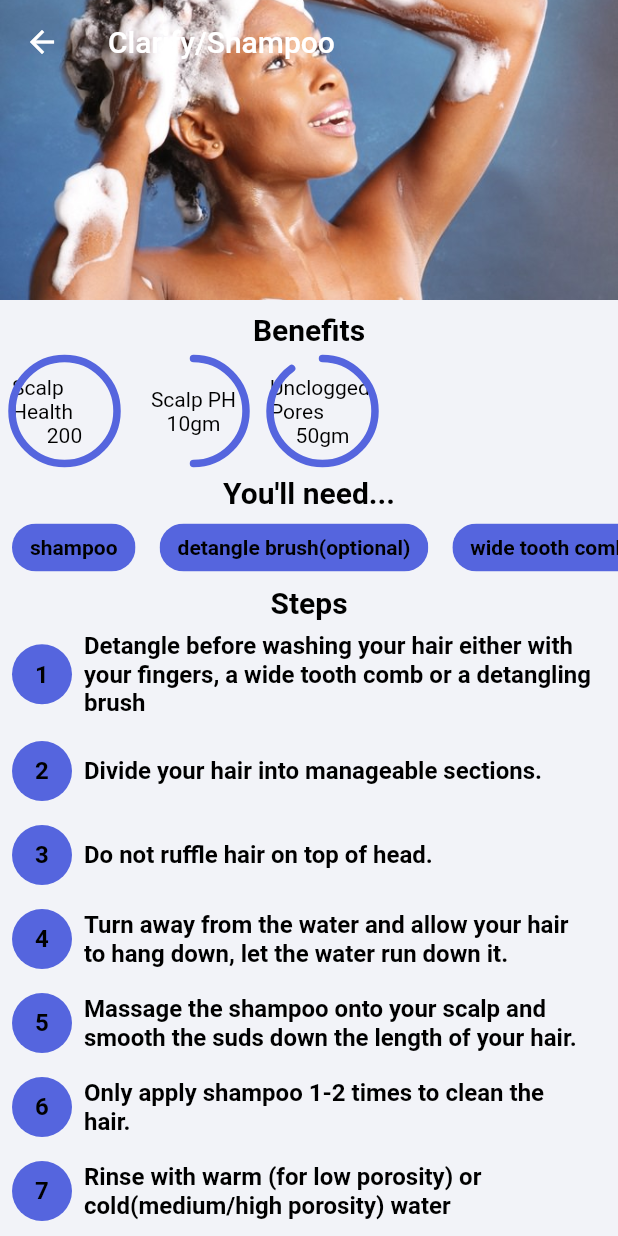
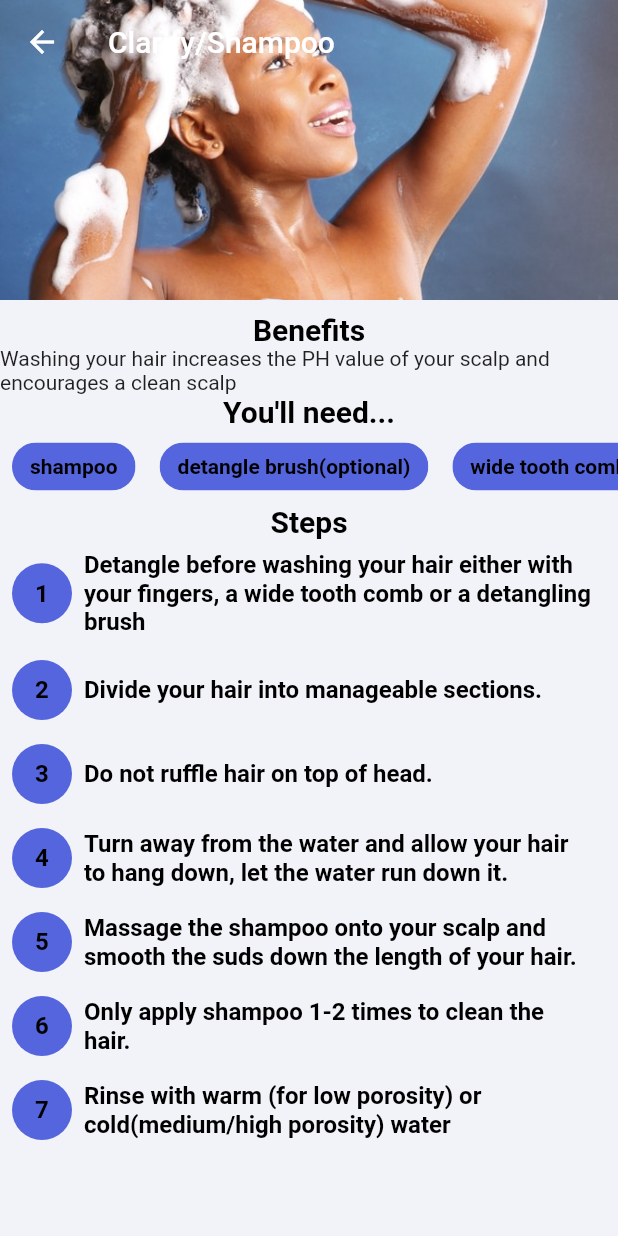
Before and after one commit to Abunie/my_hair_regimen, a Flutter app: the DetailsPage screen opened directly with sample values from the repository, on a phone screen of 412 x 824 dp. Run offline on Flutter 3.47's test engine with Material 2 defaults, Android fonts, the phone set to English and light mode, and no system bars; our stand-ins replace cloud_firestore, firebase_auth, firebase_core, flutter_signin_button, font_awesome_flutter, google_sign_in and 2 more; accounts and stored records are empty.

Commit message:
Benefits

```diff
--- a/lib/models/routine/routine.dart
+++ b/lib/models/routine/routine.dart
@@ -1,14 +1,15 @@
 class Benefits {
   String name;
+  String benefits;
   String weight;
   double percent;
-  Benefits({this.name, this.weight, this.percent});
+  //Benefits({this.name, this.weight, this.percent});
 }
 
 class Routine{
-  String id,imageUrl,title;
+  String id,imageUrl,title, benefits;
   List<String> steps;
   List<String> items;
-  List<Benefits> benefits;
+  //List<Benefits> benefits;
   Routine({this.id,this.title,this.imageUrl,this.steps,this.items,this.benefits});
 }
--- a/lib/models/routine/routine_data.dart
+++ b/lib/models/routine/routine_data.dart
@@ -6,11 +6,7 @@ class Data {
         title: 'Clarify/Shampoo',
         imageUrl:
         'assets/media/routine_images/details/shampoo.jpg',
-        benefits: [
-          Benefits(name: 'Scalp Health', weight: '200', percent: 1.0),
-          Benefits(name: 'Scalp PH', weight: '10gm', percent: 0.5),
-          Benefits(name: 'Unclogged Pores', weight: '50gm', percent: 0.9),
-        ],
+        benefits: "Washing your hair increases the PH value of your scalp and encourages a clean scalp",
         steps: [
           'Detangle before washing your hair either with your fingers, a wide tooth comb or a detangling brush',
           'Divide your hair into manageable sections.',
@@ -31,11 +27,7 @@ class Data {
         title: 'Clarify/Shampoo',
         imageUrl:
         'assets/media/routine_images/details/shampoo.jpg',
-        benefits: [
-          Benefits(name: 'Scalp Health', weight: '200', percent: 1.0),
-          Benefits(name: 'Scalp PH', weight: '10gm', percent: 0.5),
-          Benefits(name: 'Unclogged Pores', weight: '50gm', percent: 0.9),
-        ],
+        benefits: "Washing your hair increases the PH value of your scalp and encourages a clean scalp",
         steps: [
           'Detangle before washing your hair either with your fingers, a wide tooth comb or a detangling brush',
           'Divide your hair into manageable sections.',
@@ -56,11 +48,7 @@ class Data {
         title: 'Clarify/Shampoo',
         imageUrl:
         'assets/media/routine_images/details/shampoo.jpg',
-        benefits: [
-          Benefits(name: 'Scalp Health', weight: '200', percent: 1.0),
-          Benefits(name: 'Scalp PH', weight: '10gm', percent: 0.5),
-          Benefits(name: 'Unclogged Pores', weight: '50gm', percent: 0.9),
-        ],
+        benefits: "Washing your hair increases the PH value of your scalp and encourages a clean scalp",
         steps: [
           'Detangle before washing your hair either with your fingers, a wide tooth comb or a detangling brush',
           'Divide your hair into manageable sections.',
@@ -81,11 +69,7 @@ class Data {
         title: 'Clarify/Shampoo',
         imageUrl:
         'assets/media/routine_images/details/shampoo.jpg',
-        benefits: [
-          Benefits(name: 'Scalp Health', weight: '200', percent: 1.0),
-          Benefits(name: 'Scalp PH', weight: '10gm', percent: 0.5),
-          Benefits(name: 'Unclogged Pores', weight: '50gm', percent: 0.9),
-        ],
+        benefits: "Washing your hair increases the PH value of your scalp and encourages a clean scalp",
         steps: [
           'Detangle before washing your hair either with your fingers, a wide tooth comb or a detangling brush',
           'Divide your hair into manageable sections.',
@@ -106,11 +90,7 @@ class Data {
         title: 'Clarify/Shampoo',
         imageUrl:
         'assets/media/routine_images/details/shampoo.jpg',
-        benefits: [
-          Benefits(name: 'Scalp Health', weight: '200', percent: 1.0),
-          Benefits(name: 'Scalp PH', weight: '10gm', percent: 0.5),
-          Benefits(name: 'Unclogged Pores', weight: '50gm', percent: 0.9),
-        ],
+        benefits: "Washing your hair increases the PH value of your scalp and encourages a clean scalp",
         steps: [
           'Detangle before washing your hair either with your fingers, a wide tooth comb or a detangling brush',
           'Divide your hair into manageable sections.',
@@ -131,11 +111,7 @@ class Data {
         title: 'Clarify/Shampoo',
         imageUrl:
         'assets/media/routine_images/details/shampoo.jpg',
-        benefits: [
-          Benefits(name: 'Scalp Health', weight: '200', percent: 1.0),
-          Benefits(name: 'Scalp PH', weight: '10gm', percent: 0.5),
-          Benefits(name: 'Unclogged Pores', weight: '50gm', percent: 0.9),
-        ],
+        benefits: "Washing your hair increases the PH value of your scalp and encourages a clean scalp",
         steps: [
           'Detangle before washing your hair either with your fingers, a wide tooth comb or a detangling brush',
           'Divide your hair into manageable sections.',
@@ -156,11 +132,7 @@ class Data {
         title: 'Clarify/Shampoo',
         imageUrl:
         'assets/media/routine_images/details/shampoo.jpg',
-        benefits: [
-          Benefits(name: 'Scalp Health', weight: '200', percent: 1.0),
-          Benefits(name: 'Scalp PH', weight: '10gm', percent: 0.5),
-          Benefits(name: 'Unclogged Pores', weight: '50gm', percent: 0.9),
-        ],
+        benefits: "Washing your hair increases the PH value of your scalp and encourages a clean scalp",
         steps: [
           'Detangle before washing your hair either with your fingers, a wide tooth comb or a detangling brush',
           'Divide your hair into manageable sections.',
@@ -181,11 +153,7 @@ class Data {
         title: 'Clarify/Shampoo',
         imageUrl:
         'assets/media/routine_images/details/shampoo.jpg',
-        benefits: [
-          Benefits(name: 'Scalp Health', weight: '200', percent: 1.0),
-          Benefits(name: 'Scalp PH', weight: '10gm', percent: 0.5),
-          Benefits(name: 'Unclogged Pores', weight: '50gm', percent: 0.9),
-        ],
+        benefits: "Washing your hair increases the PH value of your scalp and encourages a clean scalp",
         steps: [
           'Detangle before washing your hair either with your fingers, a wide tooth comb or a detangling brush',
           'Divide your hair into manageable sections.',
@@ -206,11 +174,7 @@ class Data {
         title: 'Clarify/Shampoo',
         imageUrl:
         'assets/media/routine_images/details/shampoo.jpg',
-        benefits: [
-          Benefits(name: 'Scalp Health', weight: '200', percent: 1.0),
-          Benefits(name: 'Scalp PH', weight: '10gm', percent: 0.5),
-          Benefits(name: 'Unclogged Pores', weight: '50gm', percent: 0.9),
-        ],
+        benefits: "Washing your hair increases the PH value of your scalp and encourages a clean scalp",
         steps: [
           'Detangle before washing your hair either with your fingers, a wide tooth comb or a detangling brush',
           'Divide your hair into manageable sections.',
@@ -231,11 +195,7 @@ class Data {
         title: 'Clarify/Shampoo',
         imageUrl:
         'assets/media/routine_images/details/shampoo.jpg',
-        benefits: [
-          Benefits(name: 'Scalp Health', weight: '200', percent: 1.0),
-          Benefits(name: 'Scalp PH', weight: '10gm', percent: 0.5),
-          Benefits(name: 'Unclogged Pores', weight: '50gm', percent: 0.9),
-        ],
+        benefits: "Washing your hair increases the PH value of your scalp and encourages a clean scalp",
         steps: [
           'Detangle before washing your hair either with your fingers, a wide tooth comb or a detangling brush',
           'Divide your hair into manageable sections.',
@@ -256,11 +216,7 @@ class Data {
         title: 'Clarify/Shampoo',
         imageUrl:
         'assets/media/routine_images/details/shampoo.jpg',
-        benefits: [
-          Benefits(name: 'Scalp Health', weight: '200', percent: 1.0),
-          Benefits(name: 'Scalp PH', weight: '10gm', percent: 0.5),
-          Benefits(name: 'Unclogged Pores', weight: '50gm', percent: 0.9),
-        ],
+        benefits: "Washing your hair increases the PH value of your scalp and encourages a clean scalp",
         steps: [
           'Detangle before washing your hair either with your fingers, a wide tooth comb or a detangling brush',
           'Divide your hair into manageable sections.',
@@ -281,11 +237,7 @@ class Data {
         title: 'Clarify/Shampoo',
         imageUrl:
         'assets/media/routine_images/details/shampoo.jpg',
-        benefits: [
-          Benefits(name: 'Scalp Health', weight: '200', percent: 1.0),
-          Benefits(name: 'Scalp PH', weight: '10gm', percent: 0.5),
-          Benefits(name: 'Unclogged Pores', weight: '50gm', percent: 0.9),
-        ],
+        benefits: "Washing your hair increases the PH value of your scalp and encourages a clean scalp",
         steps: [
           'Detangle before washing your hair either with your fingers, a wide tooth comb or a detangling brush',
           'Divide your hair into manageable sections.',
@@ -306,11 +258,7 @@ class Data {
         title: 'Clarify/Shampoo',
         imageUrl:
         'assets/media/routine_images/details/shampoo.jpg',
-        benefits: [
-          Benefits(name: 'Scalp Health', weight: '200', percent: 1.0),
-          Benefits(name: 'Scalp PH', weight: '10gm', percent: 0.5),
-          Benefits(name: 'Unclogged Pores', weight: '50gm', percent: 0.9),
-        ],
+        benefits: "Washing your hair increases the PH value of your scalp and encourages a clean scalp",
         steps: [
           'Detangle before washing your hair either with your fingers, a wide tooth comb or a detangling brush',
           'Divide your hair into manageable sections.',
--- a/lib/screens/routines/details.dart
+++ b/lib/screens/routines/details.dart
@@ -46,8 +46,8 @@ class DetailsPage extends StatelessWidget {
                         color: Colors.black,
                         fontWeight: FontWeight.bold,
                         fontSize: 20)),
-                BenefitsWidget(
-                  benefits: routine.benefits,
+                Text(
+                   routine.benefits,
                 ),
                 Text('You\'ll need...',
                     style: TextStyle(
```
